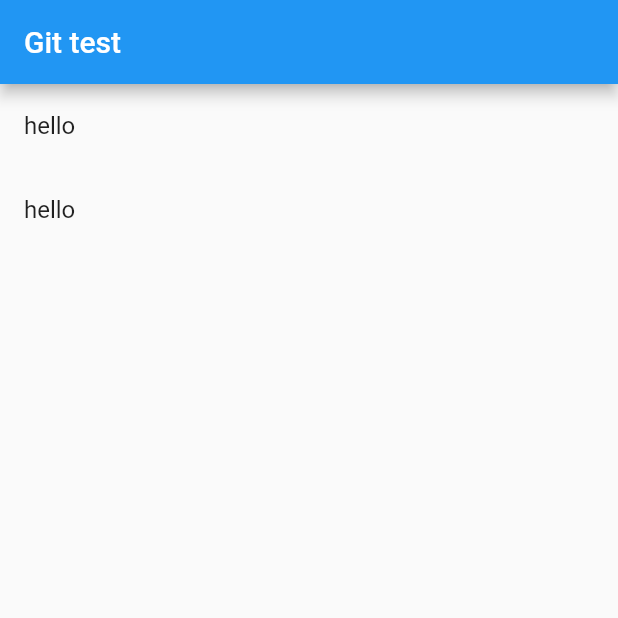
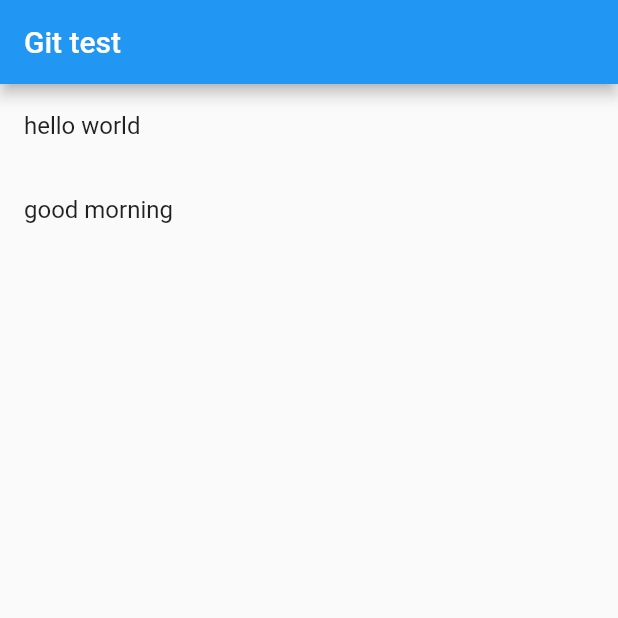
Before and after one commit to zanhlahtet/git_test, a Flutter app: the screen it shows after launch, on a phone screen of 412 x 824 dp, the top half of it. Run offline on Flutter 3.47's test engine with Material 2 defaults, Android fonts, the phone set to English and light mode, and no system bars.

Commit message:
add hello world and good morning

```diff
--- a/lib/widgets/name_list.dart
+++ b/lib/widgets/name_list.dart
@@ -10,10 +10,10 @@ class NameList extends StatelessWidget {
     return ListView(
       children: <Widget>[
         ListTile(
-          title: Text("hello"),
+          title: Text("hello world"),
         ),
         ListTile(
-          title: Text("hello"),
+          title: Text("good morning"),
         ),
       ],
     );
```
